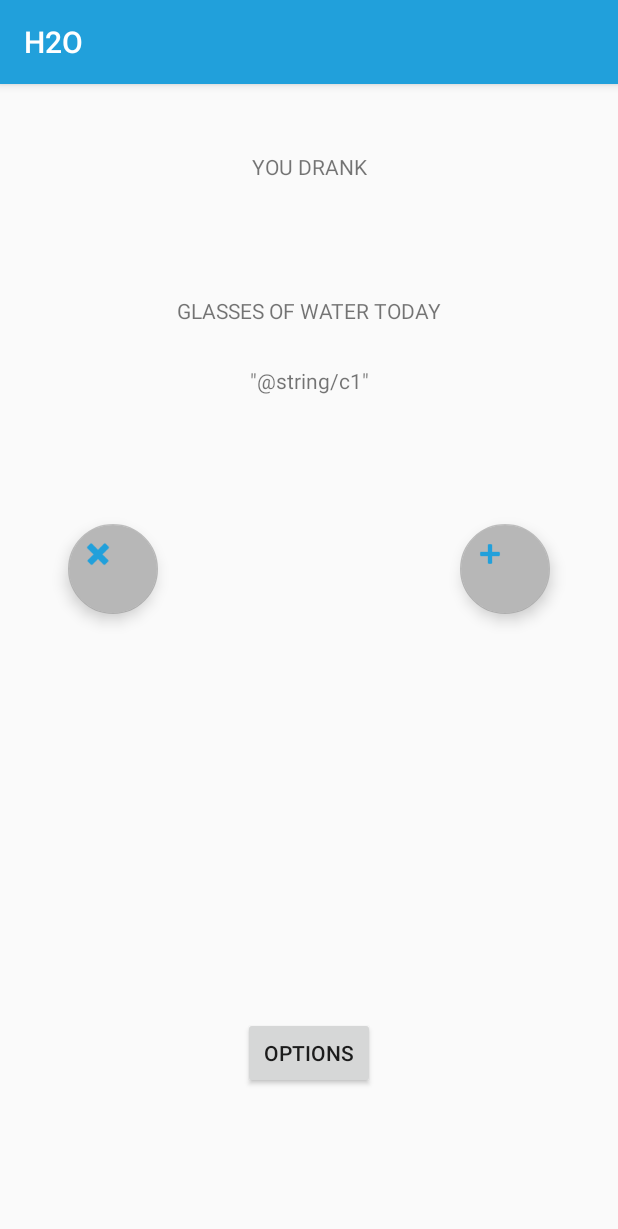
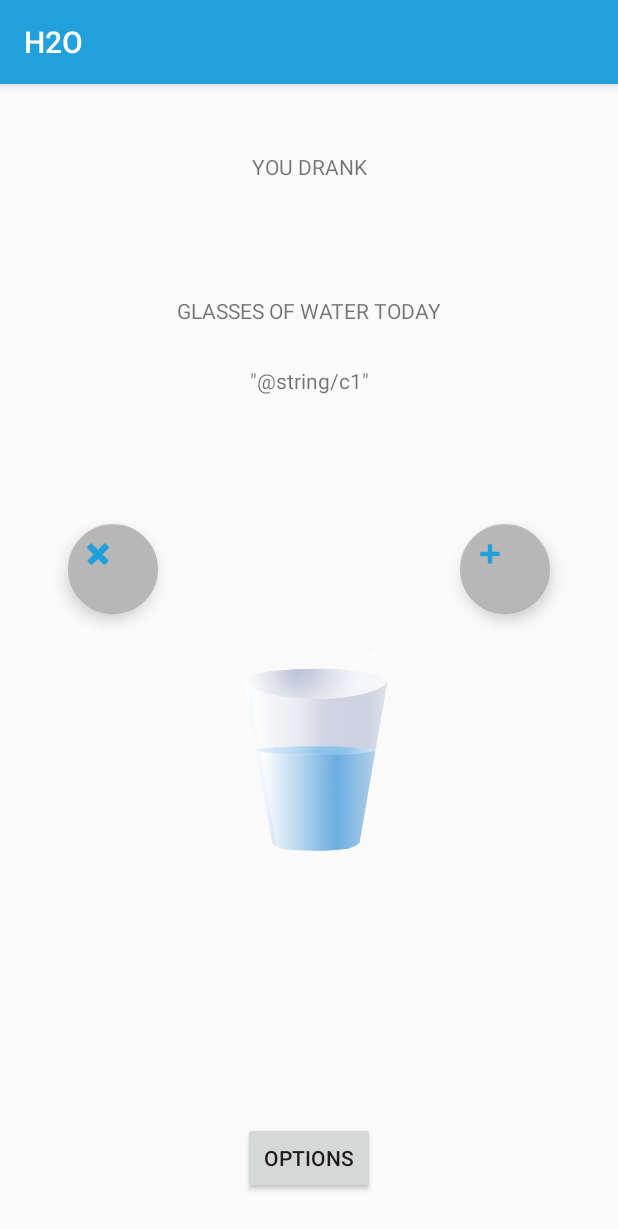
Before and after one commit to francescoFabris/H2Ofunzionante, an Android app: the screen it shows after launch (MainActivity), on a phone screen of 412 x 824 dp. Shown: the top 1229 px of the screen. Run offline under Robolectric (Android 15) with nearby library versions, the phone set to English and light mode, and no system bars.

Commit message:
Aggiunta immagine

```diff
--- a/app/src/main/java/it/unipd/dei/esp1617/h2o/InputActivity.java
+++ b/app/src/main/java/it/unipd/dei/esp1617/h2o/InputActivity.java
@@ -12,6 +12,9 @@ import android.widget.ArrayAdapter;
 import android.widget.EditText;
 import android.widget.RadioButton;
 import android.widget.Spinner;
+import android.widget.ImageSwitcher;
+
+
 
 /**
  * Created by boemd on 04/04/2017.
@@ -28,6 +31,8 @@ public class InputActivity extends AppCompatActivity
     private int age, weight;
 
 
+
+
     @Override
     protected void onCreate(Bundle savedInstanceState) {
         super.onCreate(savedInstanceState);
@@ -40,6 +45,7 @@ public class InputActivity extends AppCompatActivity
         spaceSleep=(EditText) findViewById(R.id.sleep_time);
         spaceWake=(EditText) findViewById(R.id.wake_time);
         lessButton=(RadioButton) findViewById(R.id.less_notify);
+
 
 
         ArrayAdapter<CharSequence> sex_adapter = ArrayAdapter.createFromResource(this, R.array.sex_array, android.R.layout.simple_spinner_item);
--- a/app/src/main/java/it/unipd/dei/esp1617/h2o/MainActivity.java
+++ b/app/src/main/java/it/unipd/dei/esp1617/h2o/MainActivity.java
@@ -1,5 +1,6 @@
 package it.unipd.dei.esp1617.h2o;
 
+import android.app.ActionBar;
 import android.content.Intent;
 import android.support.design.widget.FloatingActionButton;
 import android.support.v7.app.AppCompatActivity;
@@ -7,12 +8,14 @@ import android.os.Bundle;
 import android.view.View;
 import android.widget.Button;
 import android.widget.TextView;
+import android.widget.ImageView;
 
 public class MainActivity extends AppCompatActivity {
     private Button bu;
     private TextView tv1,tv2,tv3,tv4;
     private FloatingActionButton faplus, faminus;
     private int drunkGlasses =0;
+    private ImageView miaImmagine;
 
     @Override
     protected void onCreate(Bundle savedInstanceState) {
@@ -25,7 +28,8 @@ public class MainActivity extends AppCompatActivity {
         tv2.setText((CharSequence) bu);
         tv4.setText((drunkGlasses>5)?"\"@string/c2\"":"\"@string/c1\"");
 
-        bu = (Button) findViewById(R.id.apri_second);
+
+                bu = (Button) findViewById(R.id.apri_second);
         /**
          * Passaggio all'activity per l'acquisizione delle informazioni sull'utente
          */
@@ -37,6 +41,9 @@ public class MainActivity extends AppCompatActivity {
                 startActivity(intent);
             }
         });
+
+        miaImmagine = (ImageView) findViewById(R.id.image);
+        miaImmagine.setImageResource(R.drawable.bicchiere);
 
         faplus = (FloatingActionButton)findViewById(R.id.plus_button);
         faminus = (FloatingActionButton)findViewById(R.id.minus_button);
--- a/app/src/main/res/layout/activity_main.xml
+++ b/app/src/main/res/layout/activity_main.xml
@@ -17,7 +17,7 @@
         tools:layout_constraintRight_creator="1"
         tools:layout_constraintBottom_creator="1"
         app:layout_constraintBottom_toBottomOf="parent"
-        android:layout_marginBottom="98dp"
+        android:layout_marginBottom="28dp"
         app:layout_constraintLeft_toLeftOf="parent"
         app:layout_constraintRight_toRightOf="parent" />
 
@@ -32,7 +32,9 @@
         app:layout_constraintRight_toRightOf="parent"
         android:layout_marginLeft="8dp"
         app:layout_constraintLeft_toLeftOf="parent"
-        app:layout_constraintHorizontal_bias="0.501"/>
+        app:layout_constraintHorizontal_bias="0.501"
+        android:layout_marginStart="8dp"
+        android:layout_marginEnd="8dp" />
 
     <TextView
         android:id="@+id/textView2"
@@ -40,10 +42,11 @@
         android:layout_height="wrap_content"
         app:layout_constraintLeft_toLeftOf="parent"
         app:layout_constraintRight_toRightOf="parent"
-        android:layout_marginTop="22dp"
-        app:layout_constraintTop_toBottomOf="@+id/textView"
         android:layout_marginLeft="8dp"
-        android:layout_marginRight="8dp"/>
+        android:layout_marginRight="8dp"
+        android:layout_marginStart="8dp"
+        android:layout_marginEnd="8dp"
+        tools:layout_editor_absoluteY="0dp" />
 
     <TextView
         android:id="@+id/textView3"
@@ -64,7 +67,6 @@
         app:layout_constraintRight_toRightOf="parent"
         android:layout_marginTop="27dp"
         app:layout_constraintTop_toBottomOf="@+id/textView3"
-        android:layout_marginBottom="8dp"
         app:layout_constraintVertical_bias="0.128"/>
 
     <android.support.design.widget.FloatingActionButton
@@ -80,21 +82,38 @@
         app:fabSize="mini"
         app:layout_constraintRight_toRightOf="parent"
         app:layout_constraintTop_toTopOf="parent"
-        app:srcCompat="@android:drawable/ic_input_add" />
+        app:srcCompat="@android:drawable/ic_input_add"
+        android:layout_marginEnd="45dp" />
 
 
     <android.support.design.widget.FloatingActionButton
         android:id="@+id/minus_button"
         android:layout_width="60dp"
         android:layout_height="60dp"
-        android:layout_marginLeft="45dp"
+        android:layout_marginLeft="43dp"
+        android:layout_marginStart="45dp"
+        android:layout_marginTop="293dp"
+        android:clickable="true"
         android:tint="@color/colorPrimary"
         app:backgroundTint="@color/colorButton"
-        android:clickable="true"
         app:fabSize="mini"
         app:layout_constraintLeft_toLeftOf="parent"
-        app:srcCompat="@android:drawable/ic_delete"
         app:layout_constraintTop_toTopOf="parent"
-        android:layout_marginTop="293dp"/>
+        app:srcCompat="@android:drawable/ic_delete" />
+
+
+    <ImageView
+        android:id="@+id/image"
+        android:layout_width="172dp"
+        android:layout_height="178dp"
+        app:srcCompat="@drawable/bicchiere"
+        android:layout_marginTop="8dp"
+        app:layout_constraintTop_toBottomOf="@+id/textView4"
+        android:layout_marginBottom="8dp"
+        app:layout_constraintBottom_toTopOf="@+id/apri_second"
+        app:layout_constraintRight_toLeftOf="@+id/plus_button"
+        app:layout_constraintLeft_toRightOf="@+id/minus_button"
+        android:layout_marginLeft="8dp"
+        android:layout_marginStart="8dp" />
 
 </android.support.constraint.ConstraintLayout>
```
Also changed, not shown: app/src/main/res/drawable-mdpi/bicchiere.png (added).
